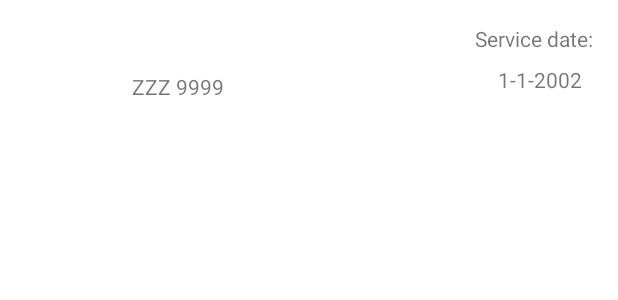
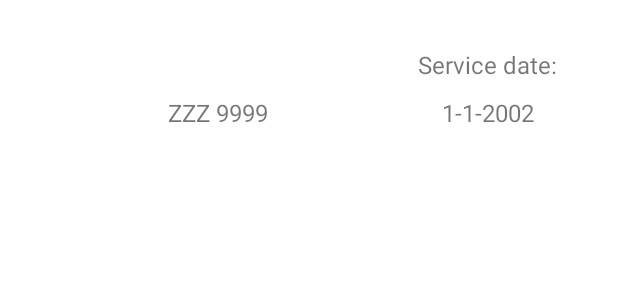
Before and after one commit to Thomstam/ServiceReminderVol2, an Android app: the layout layout_list_item.xml on its own in the app's theme, with its tools: preview values and no code run, on a phone screen of 412 x 824 dp. Shown: the top 300 px of the screen. Run offline under Robolectric (Android 15) with nearby library versions, the phone set to English and light mode, and no system bars.

Commit message:
RecyclerView

```diff
--- a/app/src/main/res/layout/activity_main.xml
+++ b/app/src/main/res/layout/activity_main.xml
@@ -19,7 +19,9 @@
     <androidx.recyclerview.widget.RecyclerView
         android:layout_width="match_parent"
         android:layout_height="match_parent"
-        android:id="@+id/recycler_view"/>
+        android:id="@+id/recycler_view"
+        android:layout_below="@+id/toolbarMain"
+        android:layout_above="@id/newFormButton"/>
 
     <com.google.android.material.floatingactionbutton.FloatingActionButton
         android:id="@+id/newFormButton"
--- a/app/src/main/res/layout/layout_list_item.xml
+++ b/app/src/main/res/layout/layout_list_item.xml
@@ -8,7 +8,8 @@
     android:layout_height="wrap_content"
     android:padding="@dimen/halfStandardMargin"
     android:id="@+id/relative_layout"
-    tools:ignore="HardcodedText">
+    tools:ignore="HardcodedText"
+    android:layout_margin="@dimen/standardMargin">
 
     <ImageView
         android:layout_width="64dp"
@@ -19,29 +20,20 @@
         android:layout_width="@dimen/standardTextSize"
         android:layout_height="@dimen/standardTextSize"
         android:layout_marginTop="@dimen/halfStandardMargin"
-        android:layout_marginStart="@dimen/standardMargin"
+        android:layout_marginStart="@dimen/standardTextSize"
         android:layout_toEndOf="@id/vehicle_brand"
         android:id="@+id/vehicle_img"/>
 
     <TextView
         android:layout_width="wrap_content"
         android:layout_height="wrap_content"
-        android:layout_marginStart="@dimen/standardMargin"
+        android:layout_marginStart="@dimen/standardTextSize"
         android:layout_marginTop="@dimen/halfStandardMargin"
-        android:layout_toRightOf="@id/vehicle_brand"
+        android:layout_toEndOf="@id/vehicle_brand"
         android:layout_below="@id/vehicle_img"
+        android:textSize="@dimen/standardMargin"
         android:id="@+id/plates_num"
-        android:text="ZZZ 9999"
-         />
-
-    <TextView
-        android:layout_width="wrap_content"
-        android:layout_height="wrap_content"
-        android:layout_alignParentEnd="true"
-        android:layout_marginTop="@dimen/halfStandardMargin"
-        android:layout_marginEnd="@dimen/halfStandardMargin"
-        android:text="Service date:"
-        android:id="@+id/sDate"/>
+        android:text="ZZZ 9999" />
 
     <TextView
         android:layout_width="wrap_content"
@@ -49,8 +41,19 @@
         android:layout_alignParentEnd="true"
         android:layout_marginTop="@dimen/halfStandardMargin"
         android:layout_marginEnd="@dimen/standardMargin"
+        android:textSize="@dimen/standardMargin"
+        android:text="Service date:"
+        android:id="@+id/sDate"/>
+
+    <TextView
+        android:id="@+id/date"
+        android:layout_width="wrap_content"
+        android:layout_height="wrap_content"
         android:layout_below="@id/sDate"
+        android:layout_alignParentEnd="true"
+        android:layout_marginTop="10dp"
+        android:layout_marginEnd="@dimen/doubleStandardMargin"
         android:text="1-1-2002"
-        android:id="@+id/date"/>
+        android:textSize="@dimen/standardMargin" />
 
 </RelativeLayout>
```
Also changed, not shown: app/src/main/java/com/example/servicereminder/MainActivity.java (+7 -4 lines), app/src/main/java/com/example/servicereminder/Utilities/VehicleRecyclerView.java (+9 -9 lines).
